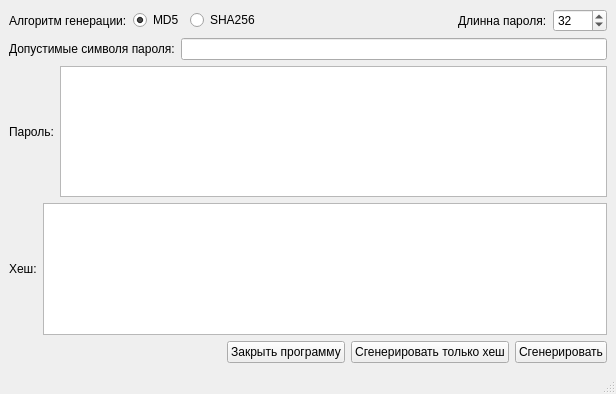
Before: the Qt Designer form PasswordGenerator.ui in RoldexX/PasswordsGenerator, drawn with Qt 5.
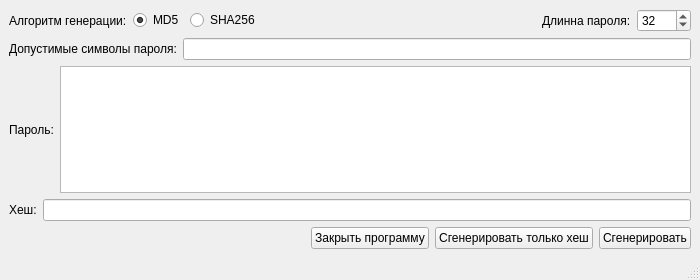
After: the same form once the commit is applied.

```diff
--- a/PasswordGenerator.ui
+++ b/PasswordGenerator.ui
@@ -6,8 +6,8 @@
    <rect>
     <x>0</x>
     <y>0</y>
-    <width>616</width>
-    <height>394</height>
+    <width>700</width>
+    <height>280</height>
    </rect>
   </property>
   <property name="windowTitle">
@@ -81,7 +81,7 @@
       <item>
        <widget class="QLabel" name="label_3">
         <property name="text">
-         <string>Допустимые символя пароля:</string>
+         <string>Допустимые символы пароля:</string>
         </property>
        </widget>
       </item>
@@ -114,7 +114,7 @@
        </widget>
       </item>
       <item>
-       <widget class="QTextEdit" name="textEdit_hash"/>
+       <widget class="QLineEdit" name="lineEdit_hash"/>
       </item>
      </layout>
     </item>
```
